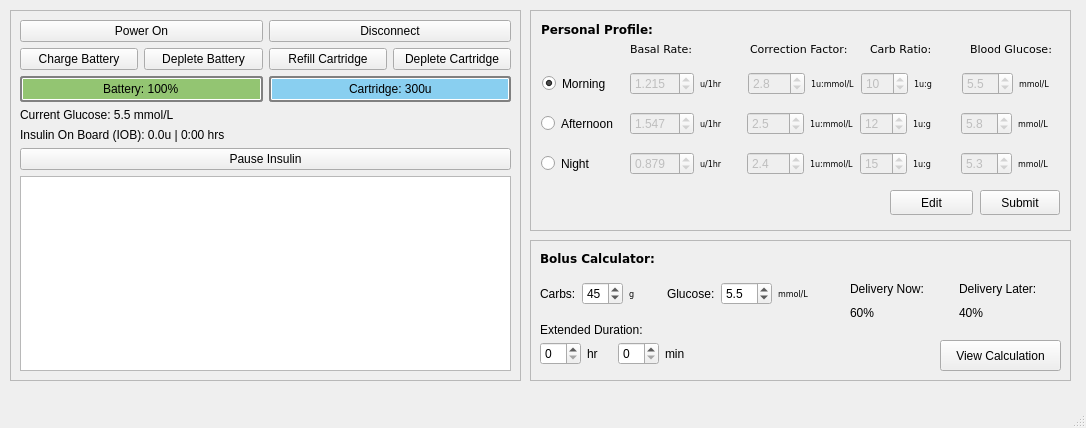
rae-shi/comp3004Team17InsulinPump, file InsulinPump/mainwindow.ui: the form before one commit.
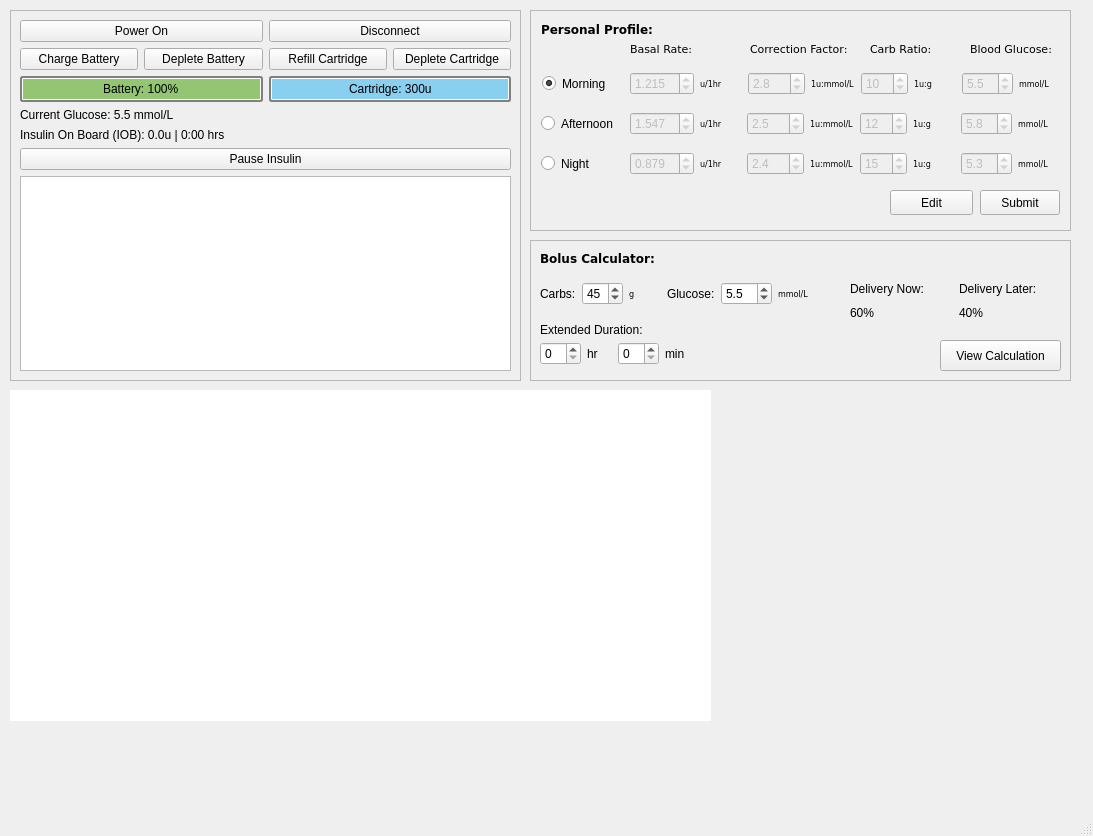
The form after the commit.

What changed in the file:
```diff
--- a/InsulinPump/mainwindow.ui
+++ b/InsulinPump/mainwindow.ui
@@ -6,8 +6,8 @@
    <rect>
     <x>0</x>
     <y>0</y>
-    <width>1086</width>
-    <height>428</height>
+    <width>1093</width>
+    <height>836</height>
    </rect>
   </property>
   <widget class="QWidget" name="centralwidget">
@@ -923,6 +923,26 @@
      </layout>
     </widget>
    </widget>
+   <widget class="QFrame" name="horizontalFrame">
+    <property name="geometry">
+     <rect>
+      <x>10</x>
+      <y>390</y>
+      <width>701</width>
+      <height>331</height>
+     </rect>
+    </property>
+    <property name="autoFillBackground">
+     <bool>false</bool>
+    </property>
+    <property name="styleSheet">
+     <string notr="true">background-color: rgb(255, 255, 255);</string>
+    </property>
+    <property name="frameShadow">
+     <enum>QFrame::Sunken</enum>
+    </property>
+    <layout class="QHBoxLayout" name="horizontalLayout"/>
+   </widget>
   </widget>
   <widget class="QMenuBar" name="menubar">
    <property name="geometry">
```
Left out of the diff: 2 changed lines with no effect on the pictures.
